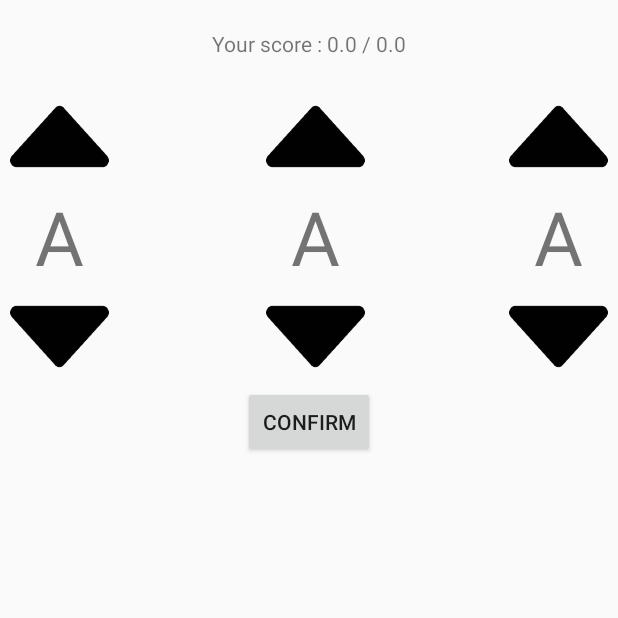
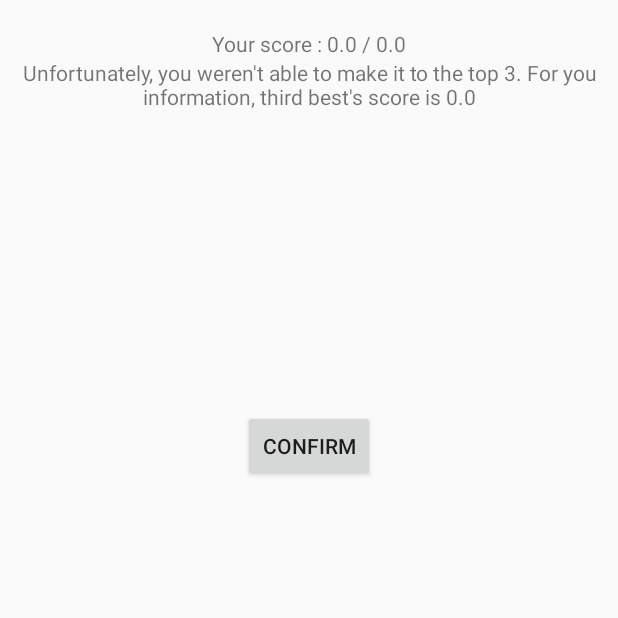
Before and after one commit to frosqh/SAMP-Quiz, an Android app: the ResultActivity screen opened directly, with no data from a screen before it, on a phone screen of 412 x 824 dp, the top half of it. Run offline under Robolectric (Android 15) with nearby library versions, the phone set to English and light mode, and no system bars; Roboto replaces fonts that are not available here; 6 statements that could not run were skipped.

Commit message:
Score choix_init

```diff
--- a/app/build.gradle
+++ b/app/build.gradle
@@ -16,6 +16,10 @@ android {
             proguardFiles getDefaultProguardFile('proguard-android.txt'), 'proguard-rules.pro'
         }
     }
+    compileOptions {
+        targetCompatibility 1.8
+        sourceCompatibility 1.8
+    }
 }
 
 dependencies {
--- a/app/src/main/java/deptinfo/ubfc/sampquiz/activity/ResultActivity.java
+++ b/app/src/main/java/deptinfo/ubfc/sampquiz/activity/ResultActivity.java
@@ -3,6 +3,8 @@ package deptinfo.ubfc.sampquiz.activity;
 import android.content.Intent;
 import android.os.Bundle;
 import android.support.v7.app.AppCompatActivity;
+import android.view.View;
+import android.widget.ImageView;
 import android.widget.TextView;
 import android.widget.Toast;
 
@@ -13,6 +15,8 @@ public class ResultActivity extends AppCompatActivity {
     private double score;
     private int size;
     private double first, second, third;
+
+    private static final String alph = "ABCDEFGHIJKLMNOPQRSTUVWXYZ";
 
 
     @Override
@@ -29,11 +33,31 @@ public class ResultActivity extends AppCompatActivity {
         ((TextView) findViewById(R.id.quizz_name)).setText(name);
         TextView scoreView = findViewById(R.id.score);
         scoreView.setText(((String) scoreView.getText()).replace("%s",String.valueOf(score)).replace("%t",String.valueOf(Double.valueOf(size))));
-        if (score < third)
-            ((TextView) findViewById(R.id.rank)).setText("Unfortunately, you weren't able to make it to the top 3. For you information, third best's score is "+third);
+        if (score <= third) {
+            ((TextView) findViewById(R.id.rank)).setText("Unfortunately, you weren't able to make it to the top 3. For you information, third best's score is " + third);
+            findViewById(R.id.choose_score).setVisibility(View.INVISIBLE);
+        }
         else{
+            findViewById(R.id.choose_score).setVisibility(View.VISIBLE);
+            if (score <= second)
+                ((TextView) findViewById(R.id.rank)).setText("Congratulations, you're now in the top 3. Please enter your name using the up/down arrows");
+            else
+                if (score <= first)
+                    ((TextView) findViewById(R.id.rank)).setText("Amazing, you're now in the top 2. Please enter your name using the up/down arrows");
+                else
+                    ((TextView) findViewById(R.id.rank)).setText("Astonishing, you're the best player for this quiz ! Please enter your name using up/down arrows");
+        }
+        final TextView letter1 = findViewById(R.id.letter1);
+        final TextView letter2 = findViewById(R.id.letter2);
+        final TextView letter3 = findViewById(R.id.letter3);
 
-        }
+
+        findViewById(R.id.up1).setOnClickListener((e) -> letter1.setText(alph.charAt((alph.indexOf(letter1.getText().charAt(0))+1)%26)));
+        findViewById(R.id.down1).setOnClickListener((e) -> letter1.setText(alph.charAt((alph.indexOf(letter1.getText().charAt(0))-1)%26)));
+        findViewById(R.id.up2).setOnClickListener((e) -> letter2.setText(alph.charAt((alph.indexOf(letter2.getText().charAt(0))+1)%26)));
+        findViewById(R.id.down2).setOnClickListener((e) -> letter2.setText(alph.charAt((alph.indexOf(letter2.getText().charAt(0))-1)%26)));
+        findViewById(R.id.up3).setOnClickListener((e) -> letter3.setText(alph.charAt((alph.indexOf(letter3.getText().charAt(0))+1)%26)));
+        findViewById(R.id.down3).setOnClickListener((e) -> letter3.setText(alph.charAt((alph.indexOf(letter3.getText().charAt(0))-1)%26)));
 
     }
 
--- a/app/src/main/res/layout/activity_results.xml
+++ b/app/src/main/res/layout/activity_results.xml
@@ -45,13 +45,13 @@
                 app:layout_constraintStart_toStartOf="parent">
 
                 <ImageView
-                    android:id="@+id/imageView7"
+                    android:id="@+id/up1"
                     android:layout_width="79dp"
                     android:layout_height="66dp"
                     app:srcCompat="@drawable/up_arrow" />
 
                 <TextView
-                    android:id="@+id/textView9"
+                    android:id="@+id/letter1"
                     android:layout_width="wrap_content"
                     android:layout_height="wrap_content"
                     android:text="A"
@@ -59,7 +59,7 @@
                     android:textSize="50sp" />
 
                 <ImageView
-                    android:id="@+id/imageView10"
+                    android:id="@+id/down1"
                     android:layout_width="match_parent"
                     android:layout_height="66dp"
                     android:rotation="180"
@@ -77,13 +77,13 @@
                 app:layout_constraintStart_toEndOf="@+id/linearLayout4">
 
                 <ImageView
-                    android:id="@+id/imageView8"
+                    android:id="@+id/up2"
                     android:layout_width="79dp"
                     android:layout_height="66dp"
                     app:srcCompat="@drawable/up_arrow" />
 
                 <TextView
-                    android:id="@+id/textView10"
+                    android:id="@+id/letter2"
                     android:layout_width="wrap_content"
                     android:layout_height="wrap_content"
                     android:text="A"
@@ -91,7 +91,7 @@
                     android:textSize="50sp" />
 
                 <ImageView
-                    android:id="@+id/imageView11"
+                    android:id="@+id/down2"
                     android:layout_width="79dp"
                     android:layout_height="66dp"
                     android:rotation="180"
@@ -107,13 +107,13 @@
                 app:layout_constraintEnd_toEndOf="parent">
 
                 <ImageView
-                    android:id="@+id/imageView9"
+                    android:id="@+id/up3"
                     android:layout_width="79dp"
                     android:layout_height="66dp"
                     app:srcCompat="@drawable/up_arrow" />
 
                 <TextView
-                    android:id="@+id/textView11"
+                    android:id="@+id/letter3"
                     android:layout_width="wrap_content"
                     android:layout_height="wrap_content"
                     android:text="A"
@@ -121,7 +121,7 @@
                     android:textSize="50sp" />
 
                 <ImageView
-                    android:id="@+id/imageView12"
+                    android:id="@+id/down3"
                     android:layout_width="match_parent"
                     android:layout_height="66dp"
                     android:rotation="180"
```
